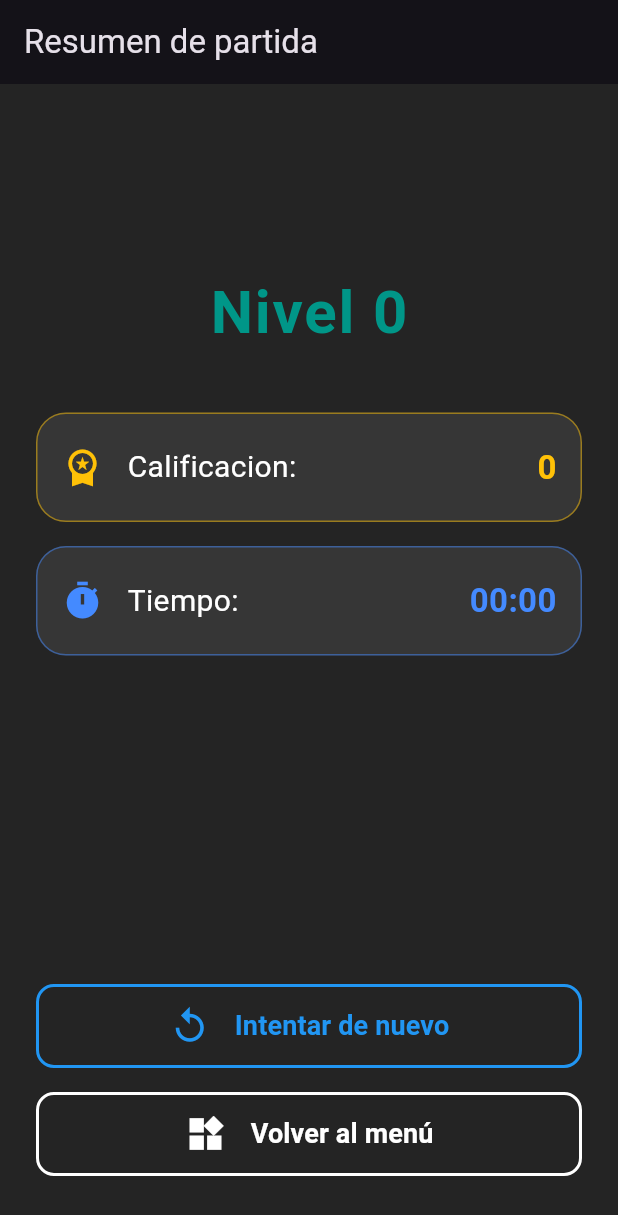
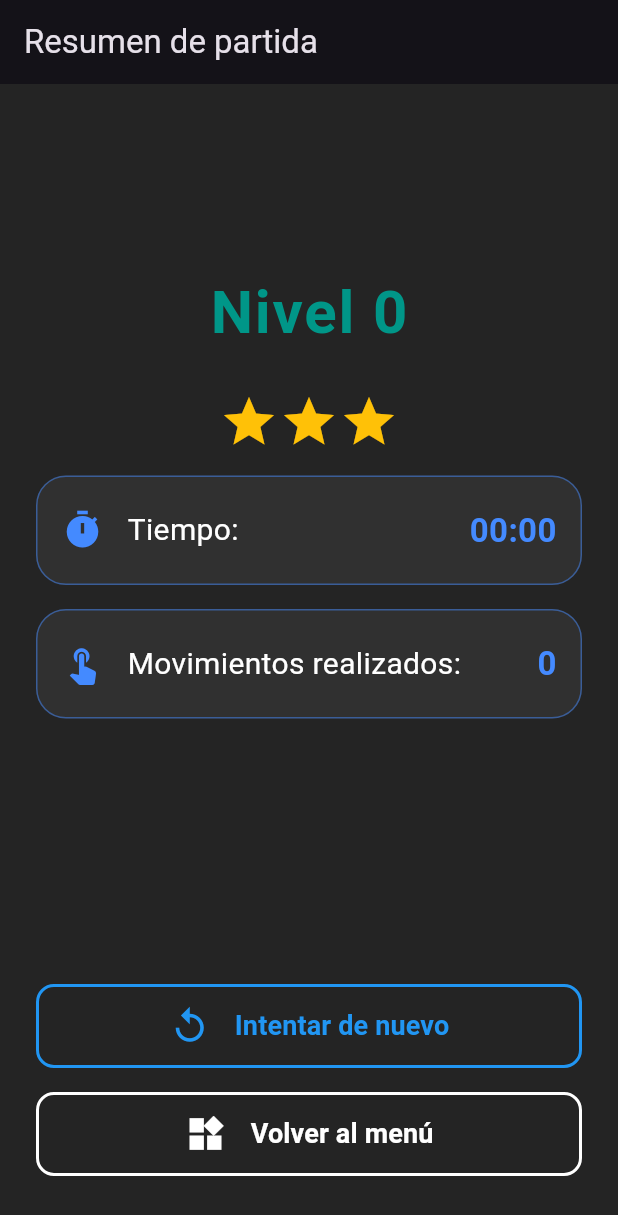
Before and after one commit to JJCD17/Color-Link, a Flutter app: the EndGameScreen screen opened directly with empty values, on a phone screen of 412 x 824 dp. Shown: the top 1215 px of the screen. Run offline on Flutter 3.47's test engine with Material 3 defaults, Android fonts, the phone set to English and light mode, and no system bars; our stand-ins replace circular_countdown_timer, shared_preferences, toastification; accounts and stored records are empty.

Commit message:
feat: mostrar récord y movimientos en EndGame, guardar estrellas y eliminar sistema de récord antiguo

```diff
--- a/lib/screens/end_game.dart
+++ b/lib/screens/end_game.dart
@@ -6,8 +6,9 @@ class EndGameScreen extends StatefulWidget {
   final int level;
   final int rows;
   final int cols;
-
   final int time;
+  final int minMoves;
+  final int movimientos;
 
   const EndGameScreen({
     super.key,
@@ -15,6 +16,8 @@ class EndGameScreen extends StatefulWidget {
     required this.rows,
     required this.cols,
     required this.time,
+    required this.minMoves,
+    required this.movimientos,
   });
 
   @override
@@ -23,17 +26,48 @@ class EndGameScreen extends StatefulWidget {
 
 class _EndGameScreenState extends State<EndGameScreen> {
   int highScore = 0;
+  late int estrellas;
 
   @override
   void initState() {
     super.initState();
+    estrellas = calcularEstrellas(widget.movimientos, widget.minMoves);
+    print('Nivel: ${widget.level}');
+    print('minMoves recibido: ${widget.minMoves}');
+    print('movimientos hechos: ${widget.movimientos}');
     _loadHighScore();
+    _guardarEstrellas();
   }
 
   Future<void> _loadHighScore() async {
     int storedHighScore =
         await GameStatsStorage().getRecordForLevel(widget.level);
     setState(() => highScore = storedHighScore);
+  }
+
+  int calcularEstrellas(int movimientos, int minMoves) {
+    //condicionado a
+    //0 a 5 movimientos = 3 estrellas
+    //6 a 8 movimientos = 2 estrellas
+    //9 o mas movimientos = 1 estrella
+    final diferencia = movimientos - minMoves;
+
+    if (diferencia <= 0) return 3;
+    if (diferencia <= 2) return 2;
+    if (diferencia <= 4) return 1;
+    return 0;
+  }
+
+  Future<void> _guardarEstrellas() async {
+    final storage = GameStatsStorage();
+    final estrellasPrevias = await storage.getStarsForLevel(widget.level);
+    if (estrellas > estrellasPrevias) {
+      await storage.saveStarsForLevel(widget.level, estrellas);
+      print('⭐ Estrellas actualizadas: $estrellas');
+    } else {
+      print(
+          '↪️ Estrellas previas ($estrellasPrevias) son mejores o iguales. No se actualiza.');
+    }
   }
 
   // Nueva función auxiliar
@@ -63,12 +97,14 @@ class _EndGameScreenState extends State<EndGameScreen> {
               children: [
                 const SizedBox(height: 100),
                 _buildTitle(),
-                const SizedBox(height: 30),
-                _buildStatCard("Calificacion", highScore,
-                    Icons.workspace_premium, Colors.amber),
+                const SizedBox(height: 16),
+                _starsCard(),
                 const SizedBox(height: 16),
                 _buildStatCard("Tiempo", formatTime(widget.time), Icons.timer,
                     Colors.blueAccent),
+                const SizedBox(height: 16),
+                _buildStatCard("Movimientos realizados", widget.movimientos,
+                    Icons.touch_app, Colors.blueAccent),
                 const SizedBox(height: 16),
               ],
             ),
@@ -117,13 +153,26 @@ class _EndGameScreenState extends State<EndGameScreen> {
     );
   }
 
+  Widget _starsCard() {
+    return Row(
+      mainAxisAlignment: MainAxisAlignment.center,
+      children: List.generate(3, (index) {
+        return Icon(
+          index < estrellas ? Icons.star : Icons.star_border,
+          color: Colors.amber,
+          size: 40,
+        );
+      }),
+    );
+  }
+
   Widget _buildStatCard(
       String label, dynamic value, IconData icon, Color color) {
     return Container(
       width: double.infinity,
       padding: const EdgeInsets.symmetric(vertical: 20, horizontal: 16),
       decoration: BoxDecoration(
-        color: Colors.white.withValues(alpha: 0.08),
+        color: Colors.grey[850],
         borderRadius: BorderRadius.circular(20),
         border: Border.all(color: color.withValues(alpha: 0.5), width: 1),
       ),
```
